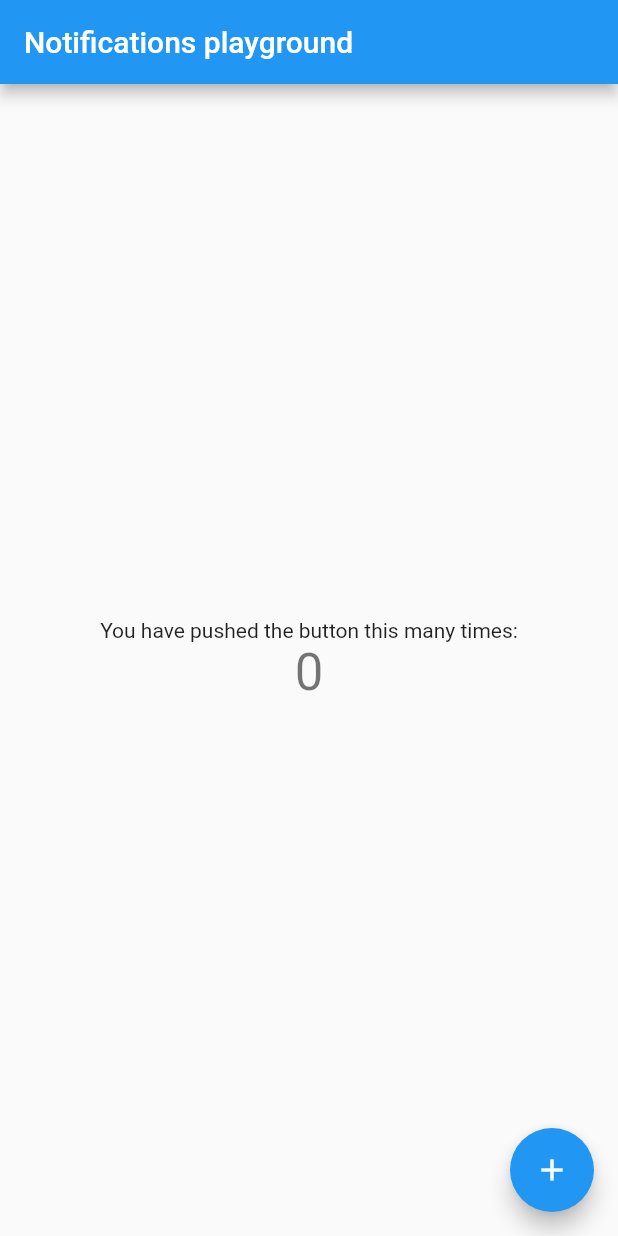
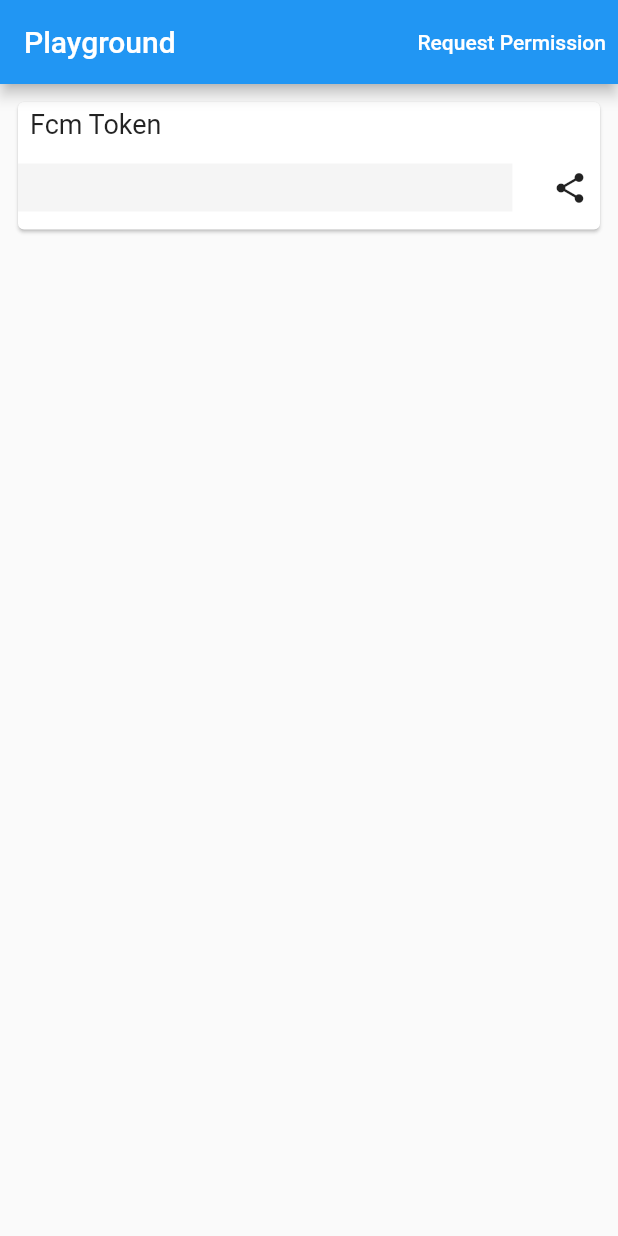
Before and after one commit to omofolarin/flutter-notifications-playground, a Flutter app: the screen it shows after launch, on a phone screen of 412 x 824 dp. Run offline on Flutter 3.47's test engine with Material 2 defaults, Android fonts, the phone set to English and light mode, and no system bars; our stand-ins replace firebase_core, firebase_messaging, flutter_dotenv, fluttertoast, share_plus; missing offline and left inert: clipboard, firebase_admin; accounts and stored records are empty.

```diff
--- a/lib/main.dart
+++ b/lib/main.dart
@@ -1,7 +1,39 @@
+import 'package:clipboard/clipboard.dart';
+import 'package:firebase_admin/firebase_admin.dart';
+import 'package:firebase_admin/src/credential.dart';
+import 'package:firebase_core/firebase_core.dart';
+import 'package:firebase_messaging/firebase_messaging.dart';
+import 'package:flutter/foundation.dart';
 import 'package:flutter/material.dart';
+import 'package:flutter_dotenv/flutter_dotenv.dart';
+import 'package:fluttertoast/fluttertoast.dart';
+import 'package:share_plus/share_plus.dart';
 
-void main() {
+import 'firebase_options.dart';
+
+@pragma('vm:entry-point')
+Future<void> _firebaseMessagingBackgroundHandler(RemoteMessage message) async {
+  // If you're going to use other Firebase services in the background, such as Firestore,
+  // make sure you call `initializeApp` before using other Firebase services.
+  await Firebase.initializeApp();
+  print("Handling a background message: ${message.messageId}");
+}
+
+void main() async {
+  try {
+    WidgetsFlutterBinding.ensureInitialized();
+
+    await dotenv.load(fileName: ".env");
+    await Firebase.initializeApp(
+      options: DefaultFirebaseOptions.currentPlatform,
+    );
+    var credential = Credentials.applicationDefault();
+    print(await credential?.getAccessToken());
+    FirebaseMessaging.onBackgroundMessage(_firebaseMessagingBackgroundHandler);
     runApp(const MyApp());
+  } catch (e) {
+    print(e);
+  }
 }
 
 class MyApp extends StatelessWidget {
@@ -11,7 +43,7 @@ class MyApp extends StatelessWidget {
   @override
   Widget build(BuildContext context) {
     return MaterialApp(
-      title: 'NotificationPlayground',
+      title: 'Playground',
       theme: ThemeData(
         // This is the theme of your application.
         //
@@ -24,7 +56,7 @@ class MyApp extends StatelessWidget {
         // is not restarted.
         primarySwatch: Colors.blue,
       ),
-      home: const MyHomePage(title: 'Notifications playground'),
+      home: const MyHomePage(title: 'Playground'),
     );
   }
 }
@@ -48,68 +80,211 @@ class MyHomePage extends StatefulWidget {
 }
 
 class _MyHomePageState extends State<MyHomePage> {
-  int _counter = 0;
+  String? _fcmToken;
+  final vapidKey = dotenv.env['VAPID_KEY'];
+  final isWebMobile = kIsWeb &&
+      (defaultTargetPlatform == TargetPlatform.iOS ||
+          defaultTargetPlatform == TargetPlatform.android);
 
-  void _incrementCounter() {
+  void _fcmGetToken() async {
+    try {
+      String? token;
+      if (kIsWeb) {
+        token = await FirebaseMessaging.instance.getToken(
+          vapidKey: vapidKey,
+        );
+      } else {
+        token = await FirebaseMessaging.instance.getToken();
+      }
       setState(() {
-      // This call to setState tells the Flutter framework that something has
-      // changed in this State, which causes it to rerun the build method below
-      // so that the display can reflect the updated values. If we changed
-      // _counter without calling setState(), then the build method would not be
-      // called again, and so nothing would appear to happen.
-      _counter++;
+        _fcmToken = token;
+      });
+    } catch (e) {
+      if (kDebugMode) {
+        print(e);
+      }
+    }
+  }
+
+  void _requestPermission() async {
+    NotificationSettings settings =
+        await FirebaseMessaging.instance.requestPermission(
+      alert: true,
+      announcement: false,
+      badge: true,
+      carPlay: false,
+      criticalAlert: false,
+      provisional: false,
+      sound: true,
+    );
+
+    if (kDebugMode) {
+      print('User granted permission: ${settings.authorizationStatus}');
+    }
+
+    Fluttertoast.showToast(
+      msg: "Permission ${settings.authorizationStatus}",
+      toastLength: Toast.LENGTH_SHORT,
+      gravity: ToastGravity.CENTER,
+      timeInSecForIosWeb: 1,
+      backgroundColor: Colors.green,
+      textColor: Colors.white,
+      fontSize: 16.0,
+    );
+  }
+
+  @override
+  void initState() {
+    super.initState();
+    FirebaseMessaging.instance.onTokenRefresh.listen((fcmToken) {
+      // Note: This callback is fired at each app startup and whenever a new
+      // token is generated.
+      setState(() {
+        _fcmToken = fcmToken;
+      });
+    }).onError((err) {
+      if (kDebugMode) {
+        print("Error getting token: $err");
+      }
+    });
+
+    FirebaseMessaging.onMessage.listen((RemoteMessage message) {
+      if (kDebugMode) {
+        print('Got a message whilst in the foreground!');
+        print('Message data: $message');
+      }
+
+      if (message.notification != null) {
+        if (kDebugMode) {
+          print(
+              'Message also contained a notification: ${message.notification?.title}');
+        }
+      }
     });
   }
 
   @override
+  void didChangeDependencies() {
+    // TODO: implement didChangeDependencies
+    super.didChangeDependencies();
+    _fcmGetToken();
+  }
+
+  @override
   Widget build(BuildContext context) {
-    // This method is rerun every time setState is called, for instance as done
-    // by the _incrementCounter method above.
-    //
-    // The Flutter framework has been optimized to make rerunning build methods
-    // fast, so that you can just rebuild anything that needs updating rather
-    // than having to individually change instances of widgets.
+    print("Token generated: $_fcmToken");
+
+    final width = MediaQuery.of(context).size.width;
     return Scaffold(
-      appBar: AppBar(
-        // Here we take the value from the MyHomePage object that was created by
-        // the App.build method, and use it to set our appbar title.
-        title: Text(widget.title),
+      appBar: AppBar(title: Text(widget.title), actions: [
+        TextButton(
+          child: const Text(
+            "Request Permission",
+            style: TextStyle(
+              color: Colors.white,
             ),
-      body: Center(
-        // Center is a layout widget. It takes a single child and positions it
-        // in the middle of the parent.
+          ),
+          onPressed: () {
+            _requestPermission();
+          },
+        )
+      ]),
+      body: Container(
+        padding: const EdgeInsets.only(
+          left: 8,
+          right: 8,
+          top: 8,
+          bottom: 0,
+        ),
+        child: SingleChildScrollView(
           child: Column(
-          // Column is also a layout widget. It takes a list of children and
-          // arranges them vertically. By default, it sizes itself to fit its
-          // children horizontally, and tries to be as tall as its parent.
-          //
-          // Invoke "debug painting" (press "p" in the console, choose the
-          // "Toggle Debug Paint" action from the Flutter Inspector in Android
-          // Studio, or the "Toggle Debug Paint" command in Visual Studio Code)
-          // to see the wireframe for each widget.
-          //
-          // Column has various properties to control how it sizes itself and
-          // how it positions its children. Here we use mainAxisAlignment to
-          // center the children vertically; the main axis here is the vertical
-          // axis because Columns are vertical (the cross axis would be
-          // horizontal).
-          mainAxisAlignment: MainAxisAlignment.center,
-          children: <Widget>[
-            const Text(
-              'You have pushed the button this many times:',
+            crossAxisAlignment: CrossAxisAlignment.start,
+            children: [
+              Card(
+                child: Column(
+                  crossAxisAlignment: CrossAxisAlignment.start,
+                  mainAxisAlignment: MainAxisAlignment.spaceBetween,
+                  children: [
+                    const Padding(
+                      padding: EdgeInsets.symmetric(
+                        horizontal: 8.0,
+                        vertical: 4.0,
                       ),
-            Text(
-              '$_counter',
-              style: Theme.of(context).textTheme.headlineMedium,
+                      child: Text(
+                        "Fcm Token",
+                        style: TextStyle(fontSize: 18),
+                      ),
+                    ),
+                    Padding(
+                      padding: const EdgeInsets.symmetric(vertical: 8.0),
+                      child: Row(
+                        mainAxisAlignment: MainAxisAlignment.spaceBetween,
+                        children: [
+                          Container(
+                            color: Colors.grey.shade100,
+                            width: width * 0.8,
+                            child: Padding(
+                              padding: const EdgeInsets.symmetric(
+                                horizontal: 8.0,
+                                vertical: 8.0,
+                              ),
+                              child: Text(_fcmToken ?? ''),
+                            ),
+                          ),
+                          SizedBox(
+                            width: 40,
+                            height: 40,
+                            child: IconButton(
+                              splashRadius: 20,
+                              onPressed: (() {
+                                if (isWebMobile || !kIsWeb) {
+                                  Share.share("$_fcmToken");
+                                } else {
+                                  FlutterClipboard.copy("$_fcmToken");
+                                  Fluttertoast.showToast(
+                                    msg: "Copied fcm token to clipboard",
+                                    toastLength: Toast.LENGTH_SHORT,
+                                    gravity: ToastGravity.CENTER,
+                                    timeInSecForIosWeb: 1,
+                                    backgroundColor: Colors.red,
+                                    textColor: Colors.white,
+                                    fontSize: 16.0,
+                                  );
+                                }
+                              }),
+                              icon: (() {
+                                if (isWebMobile || !kIsWeb) {
+                                  return const Icon(Icons.share);
+                                } else {
+                                  return const Icon(Icons.copy_outlined);
+                                }
+                              })(),
+                            ),
                           ),
                         ],
                       ),
                     ),
-      floatingActionButton: FloatingActionButton(
-        onPressed: _incrementCounter,
-        tooltip: 'Increment',
-        child: const Icon(Icons.add),
-      ), // This trailing comma makes auto-formatting nicer for build methods.
+                  ],
+                ),
+              ),
+              if (kIsWeb)
+                Wrap(
+                  children: [
+                    Image.asset(
+                      "assets/images/mac-browser-permission.png",
+                      width: 500,
+                      height: 500,
+                    ),
+                    const Text("If you are using a mac, or the can't "
+                        "receive push notifications on web, confirm "
+                        "notifications")
+                  ],
+                ),
+            ],
+          ),
+        ),
+      ),
+      // This trailing comma makes auto-formatting nicer for build methods.
     );
   }
 }
```
Also changed, not shown: pubspec.yaml (+12 -2 lines), assets/images/mac-browser-permission.png (added), lib/firebase_options.dart (added), pubspec.lock, 24 other files. Lines whose indentation alone changed are shown as unchanged.
